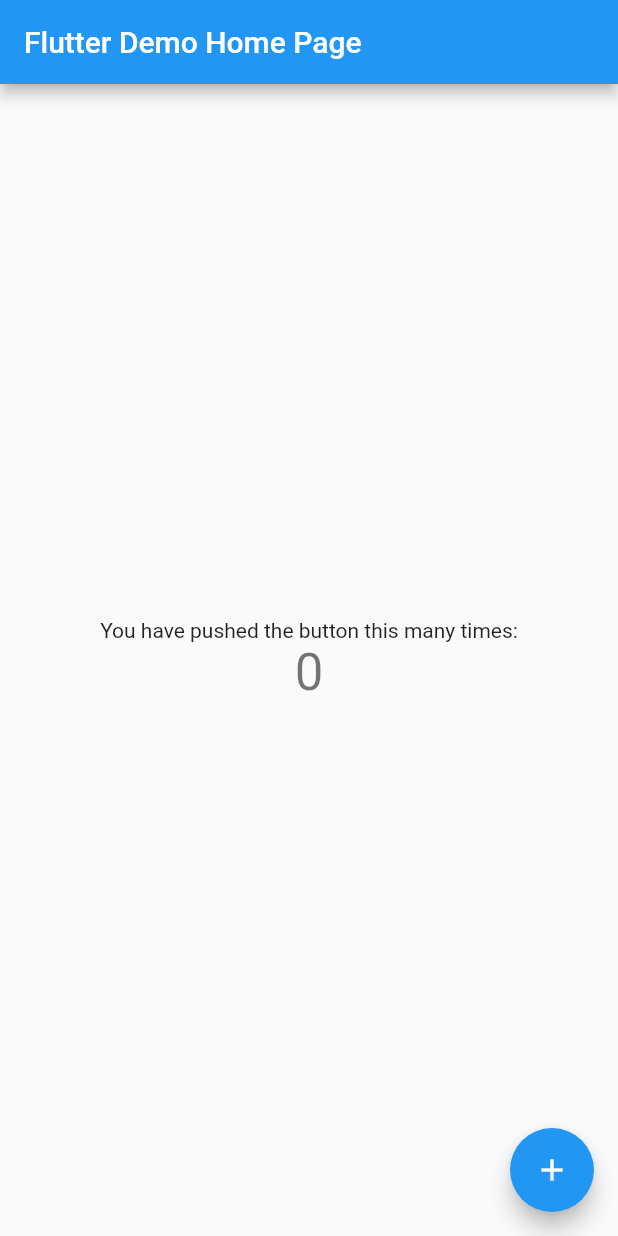
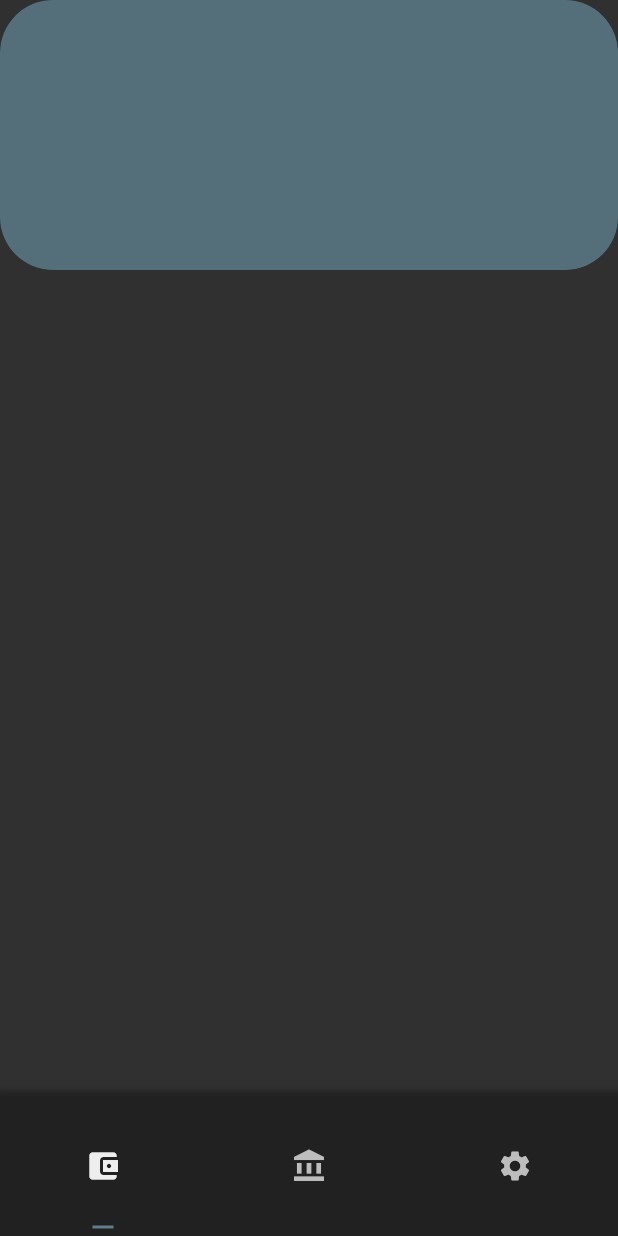
Before and after one commit to JTaraba/pocket-equities-app, a Flutter app: the screen it shows after launch, on a phone screen of 412 x 824 dp. Run offline on Flutter 3.47's test engine with Material 2 defaults, Android fonts, the phone set to English and light mode, and no system bars.

Commit message:
imported in previous work

```diff
--- /dev/null
+++ b/p_e_build/lib/home.dart
@@ -0,0 +1,51 @@
+import 'package:flutter/material.dart';
+
+class HomePage extends StatefulWidget {
+  @override
+  State<StatefulWidget> createState() {
+    return _HomePageState();
+  }
+}
+
+class _HomePageState extends State<HomePage>{
+
+  @override
+  Widget build(BuildContext context) {
+    return MaterialApp(
+      color: Colors.blue,
+      home: Scaffold(
+        backgroundColor: Colors.grey[850],
+        appBar: PreferredSize(
+          preferredSize: Size.fromHeight(180.0),
+          child: ClipRRect(
+            borderRadius: BorderRadius.circular(35),
+            child: Container(
+              decoration: BoxDecoration(
+                boxShadow: [
+                  BoxShadow(
+                    offset: Offset(0, 2.0),
+                    blurRadius: 4.0,
+                  ),
+                ]
+              ),
+              child: AppBar(
+                /*title: Text(
+                  'MY POCKET',
+                  style: TextStyle(
+                    fontSize:28,
+                    fontWeight: FontWeight.w400,
+
+                  ),
+                ),
+                centerTitle: true,
+                elevation: 1.0,*/
+                //borderRadius: BorderRadius.circular(50),
+                backgroundColor: Colors.blueGrey[600],
+              ),
+            ),
+          ),
+        ), // decoration: new BoxDecoration()
+      ),
+    );
+  }
+}
--- a/p_e_build/lib/main.dart
+++ b/p_e_build/lib/main.dart
@@ -1,111 +1,68 @@
 import 'package:flutter/material.dart';
+import './home.dart';
+
 
 void main() => runApp(MyApp());
 
-class MyApp extends StatelessWidget {
-  // This widget is the root of your application.
+class MyApp extends StatefulWidget {
+  @override
+  State<StatefulWidget> createState() {
+    return MyAppState();
+  }
+}
+
+class MyAppState extends State<MyApp>{
+
   @override
   Widget build(BuildContext context) {
     return MaterialApp(
-      title: 'Flutter Demo',
-      theme: ThemeData(
-        // This is the theme of your application.
-        //
-        // Try running your application with "flutter run". You'll see the
-        // application has a blue toolbar. Then, without quitting the app, try
-        // changing the primarySwatch below to Colors.green and then invoke
-        // "hot reload" (press "r" in the console where you ran "flutter run",
-        // or simply save your changes to "hot reload" in a Flutter IDE).
-        // Notice that the counter didn't reset back to zero; the application
-        // is not restarted.
-        primarySwatch: Colors.blue,
+      home: DefaultTabController(
+        length: 3,
+        child: new Scaffold(
+          body: TabBarView(
+            children: [
+              new Container(
+                child: HomePage(),
+              ),
+              new Container(
+                color: Colors.grey[850],
+              ),
+              new Container(
+                color: Colors.grey[850],
+              ),
+            ],
+          ),
+          bottomNavigationBar: Container(
+            decoration: BoxDecoration(
+              boxShadow: [
+                BoxShadow(
+                blurRadius: 3.0,
+                color:Colors.grey[900],
+                spreadRadius: 5.0
+                ),
+              ]
+            ),
+            child: new TabBar(
+              tabs: [
+                Tab(
+                  icon: new Icon(Icons.account_balance_wallet),
+                ),
+                Tab(
+                  icon: new Icon(Icons.account_balance),
+                ),
+                Tab(icon: new Icon(Icons.settings),)
+              ],
+              labelColor: Colors.grey[200],
+              unselectedLabelColor: Colors.grey[400],
+              indicatorSize: TabBarIndicatorSize.label,
+              indicatorPadding: EdgeInsets.all(5.0),
+              indicatorColor: Colors.blueGrey,
+              labelPadding: EdgeInsets.all(22),
+            ),
+          ),
+          backgroundColor: Colors.grey[850],
+        ),
       ),
-      home: MyHomePage(title: 'Flutter Demo Home Page'),
     );
   }
 }
-
-class MyHomePage extends StatefulWidget {
-  MyHomePage({Key key, this.title}) : super(key: key);
-
-  // This widget is the home page of your application. It is stateful, meaning
-  // that it has a State object (defined below) that contains fields that affect
-  // how it looks.
-
-  // This class is the configuration for the state. It holds the values (in this
-  // case the title) provided by the parent (in this case the App widget) and
-  // used by the build method of the State. Fields in a Widget subclass are
-  // always marked "final".
-
-  final String title;
-
-  @override
-  _MyHomePageState createState() => _MyHomePageState();
-}
-
-class _MyHomePageState extends State<MyHomePage> {
-  int _counter = 0;
-
-  void _incrementCounter() {
-    setState(() {
-      // This call to setState tells the Flutter framework that something has
-      // changed in this State, which causes it to rerun the build method below
-      // so that the display can reflect the updated values. If we changed
-      // _counter without calling setState(), then the build method would not be
-      // called again, and so nothing would appear to happen.
-      _counter++;
-    });
-  }
-
-  @override
-  Widget build(BuildContext context) {
-    // This method is rerun every time setState is called, for instance as done
-    // by the _incrementCounter method above.
-    //
-    // The Flutter framework has been optimized to make rerunning build methods
-    // fast, so that you can just rebuild anything that needs updating rather
-    // than having to individually change instances of widgets.
-    return Scaffold(
-      appBar: AppBar(
-        // Here we take the value from the MyHomePage object that was created by
-        // the App.build method, and use it to set our appbar title.
-        title: Text(widget.title),
-      ),
-      body: Center(
-        // Center is a layout widget. It takes a single child and positions it
-        // in the middle of the parent.
-        child: Column(
-          // Column is also a layout widget. It takes a list of children and
-          // arranges them vertically. By default, it sizes itself to fit its
-          // children horizontally, and tries to be as tall as its parent.
-          //
-          // Invoke "debug painting" (press "p" in the console, choose the
-          // "Toggle Debug Paint" action from the Flutter Inspector in Android
-          // Studio, or the "Toggle Debug Paint" command in Visual Studio Code)
-          // to see the wireframe for each widget.
-          //
-          // Column has various properties to control how it sizes itself and
-          // how it positions its children. Here we use mainAxisAlignment to
-          // center the children vertically; the main axis here is the vertical
-          // axis because Columns are vertical (the cross axis would be
-          // horizontal).
-          mainAxisAlignment: MainAxisAlignment.center,
-          children: <Widget>[
-            Text(
-              'You have pushed the button this many times:',
-            ),
-            Text(
-              '$_counter',
-              style: Theme.of(context).textTheme.display1,
-            ),
-          ],
-        ),
-      ),
-      floatingActionButton: FloatingActionButton(
-        onPressed: _incrementCounter,
-        tooltip: 'Increment',
-        child: Icon(Icons.add),
-      ), // This trailing comma makes auto-formatting nicer for build methods.
-    );
-  }
-}
```
Also changed, not shown: 1 other file.
